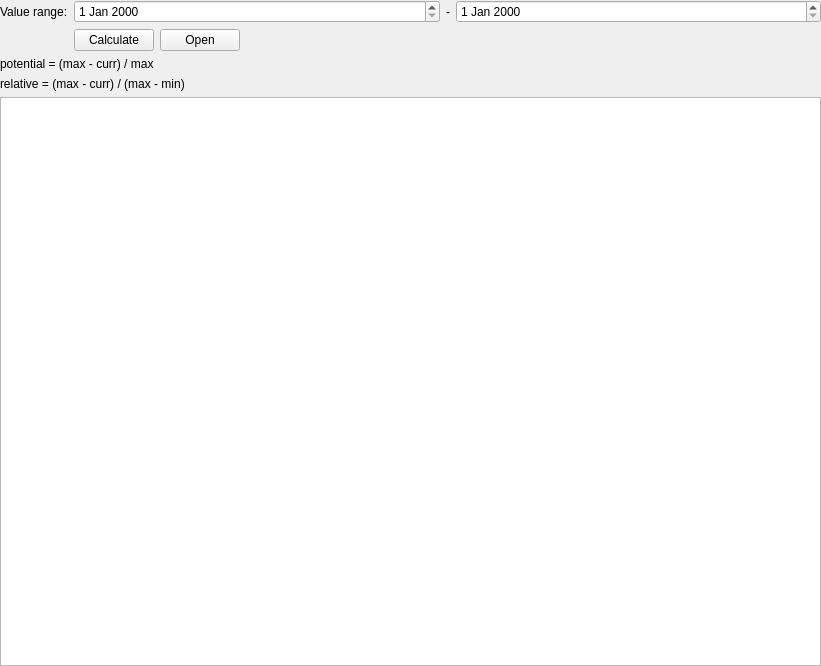
Before: the Qt Designer form src/stockmonitor/ui/widget/tool/minmaxwidget.ui in anetczuk/stock-monitor, drawn with Qt 5.
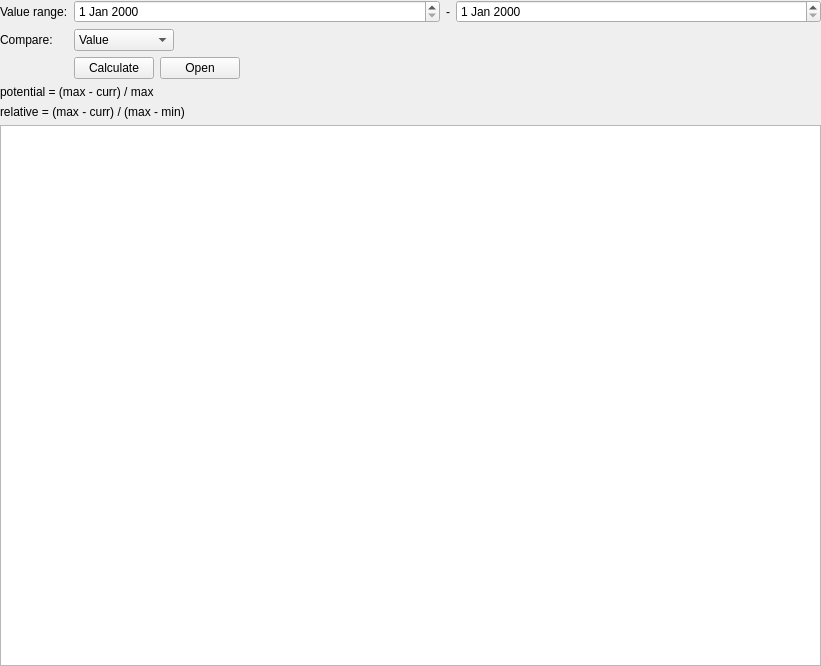
After: the same form once the commit is applied. Custom widgets are drawn as their Qt base class.

Commit message: Selecting compare value

Patch:
```diff
--- a/src/stockmonitor/ui/widget/tool/minmaxwidget.ui
+++ b/src/stockmonitor/ui/widget/tool/minmaxwidget.ui
@@ -55,7 +55,14 @@
        </item>
       </layout>
      </item>
-     <item row="1" column="1">
+     <item row="1" column="0">
+      <widget class="QLabel" name="label_4">
+       <property name="text">
+        <string>Compare:</string>
+       </property>
+      </widget>
+     </item>
+     <item row="2" column="1">
       <layout class="QHBoxLayout" name="horizontalLayout_3">
        <item>
         <widget class="QPushButton" name="calculatePB">
@@ -86,6 +93,47 @@
        </item>
       </layout>
      </item>
+     <item row="1" column="1">
+      <layout class="QHBoxLayout" name="horizontalLayout_2">
+       <item>
+        <widget class="QComboBox" name="compareCB">
+         <item>
+          <property name="text">
+           <string>Value</string>
+          </property>
+         </item>
+         <item>
+          <property name="text">
+           <string>Volume</string>
+          </property>
+         </item>
+         <item>
+          <property name="text">
+           <string>Trading</string>
+          </property>
+         </item>
+         <item>
+          <property name="text">
+           <string>Transactions</string>
+          </property>
+         </item>
+        </widget>
+       </item>
+       <item>
+        <spacer name="horizontalSpacer_2">
+         <property name="orientation">
+          <enum>Qt::Horizontal</enum>
+         </property>
+         <property name="sizeHint" stdset="0">
+          <size>
+           <width>40</width>
+           <height>20</height>
+          </size>
+         </property>
+        </spacer>
+       </item>
+      </layout>
+     </item>
     </layout>
    </item>
    <item>
```
The commit also changes 3 other files.
